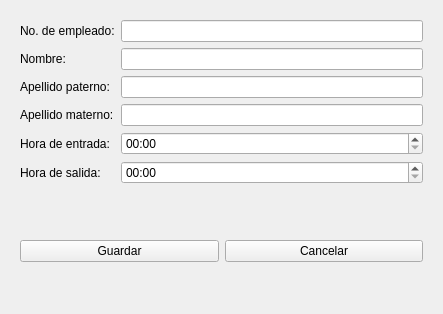
This is ui/VentanaInformacionEmpleado.ui in kevin-luna/AsistenciaEmpleados as Qt 5 draws it before an edit. The edited form follows.
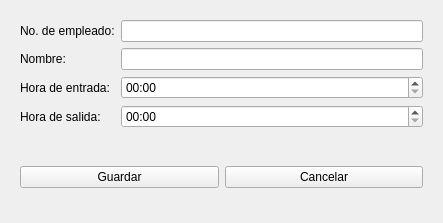
This is the edited form.

Commit message: Se eliminaron los campos de apellido paterno y materno para el registro del empleado.

The edit to the form file:
```diff
--- a/ui/VentanaInformacionEmpleado.ui
+++ b/ui/VentanaInformacionEmpleado.ui
@@ -7,7 +7,7 @@
     <x>0</x>
     <y>0</y>
     <width>443</width>
-    <height>314</height>
+    <height>223</height>
    </rect>
   </property>
   <property name="windowTitle">
@@ -37,6 +37,16 @@
    <item row="0" column="0">
     <widget class="QWidget" name="panelCentro" native="true">
      <layout class="QFormLayout" name="formLayout_2">
+      <item row="1" column="0">
+       <widget class="QLabel" name="etiquetaNoEmpleado">
+        <property name="text">
+         <string>No. de empleado:</string>
+        </property>
+       </widget>
+      </item>
+      <item row="1" column="1">
+       <widget class="QLineEdit" name="campoNoEmpleado"/>
+      </item>
       <item row="2" column="0">
        <widget class="QLabel" name="etiquetaNombre">
         <property name="text">
@@ -48,57 +58,27 @@
        <widget class="QLineEdit" name="campoNombre"/>
       </item>
       <item row="3" column="0">
-       <widget class="QLabel" name="etiquetaApellidoPaterno">
+       <widget class="QLabel" name="etiquetaHoraEntrada">
         <property name="text">
-         <string>Apellido paterno:</string>
+         <string>Hora de entrada:</string>
         </property>
        </widget>
       </item>
       <item row="3" column="1">
-       <widget class="QLineEdit" name="campoApellidoPaterno"/>
-      </item>
-      <item row="4" column="0">
-       <widget class="QLabel" name="etiquetaApellidoMaterno">
-        <property name="text">
-         <string>Apellido materno:</string>
-        </property>
-       </widget>
-      </item>
-      <item row="4" column="1">
-       <widget class="QLineEdit" name="campoApellidoMaterno"/>
-      </item>
-      <item row="1" column="1">
-       <widget class="QLineEdit" name="campoNoEmpleado"/>
-      </item>
-      <item row="1" column="0">
-       <widget class="QLabel" name="etiquetaNoEmpleado">
-        <property name="text">
-         <string>No. de empleado:</string>
-        </property>
-       </widget>
-      </item>
-      <item row="5" column="1">
        <widget class="QTimeEdit" name="tiempoEntrada">
         <property name="displayFormat">
          <string>hh:mm</string>
         </property>
        </widget>
       </item>
-      <item row="5" column="0">
-       <widget class="QLabel" name="etiquetaHoraEntrada">
-        <property name="text">
-         <string>Hora de entrada:</string>
-        </property>
-       </widget>
-      </item>
-      <item row="6" column="0">
+      <item row="4" column="0">
        <widget class="QLabel" name="etiquetaHoraSalida">
         <property name="text">
          <string>Hora de salida:</string>
         </property>
        </widget>
       </item>
-      <item row="6" column="1">
+      <item row="4" column="1">
        <widget class="QTimeEdit" name="tiempoSalida">
         <property name="displayFormat">
          <string>hh:mm</string>
```
The commit also changes 1 other file.
